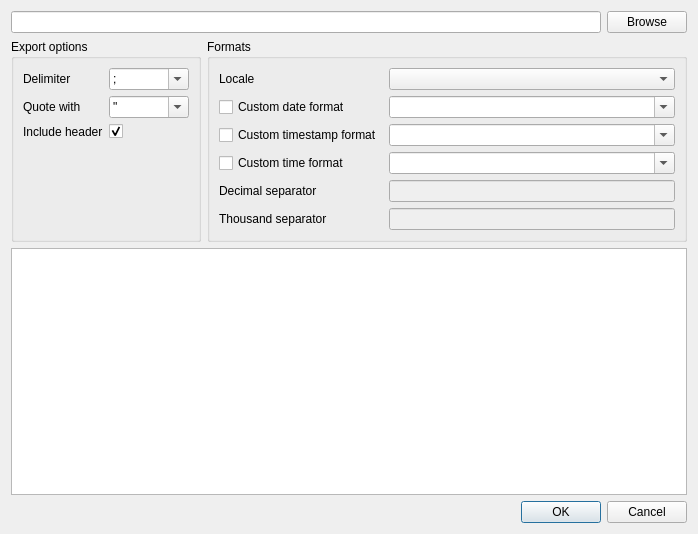
The window that ui/ExportQueryDialog.ui (mispp/goat) describes before a commit, drawn with Qt 5.
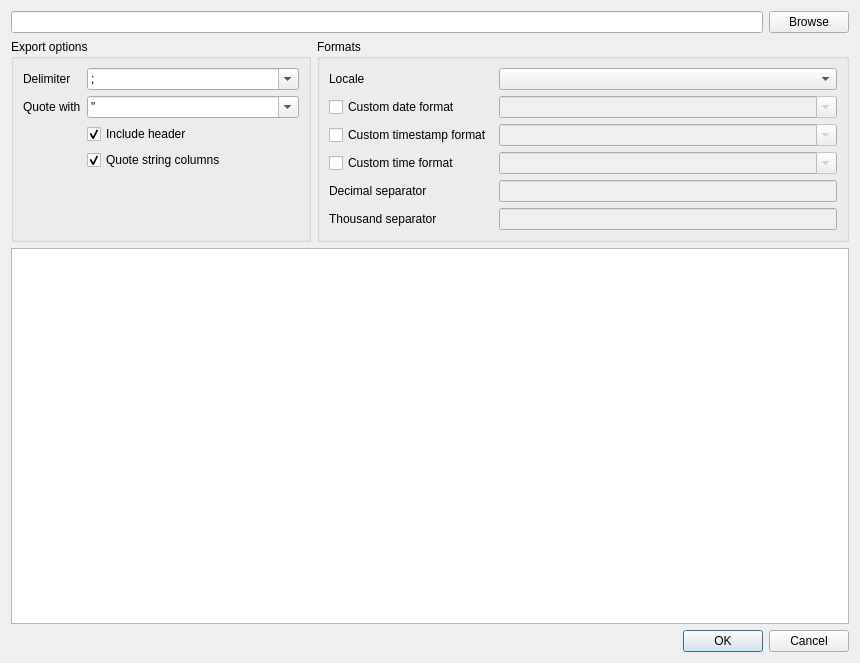
The same window after the commit.

Commit message: make export to file and export dialog work with locale

The edit to the form file:
```diff
--- a/ui/ExportQueryDialog.ui
+++ b/ui/ExportQueryDialog.ui
@@ -6,8 +6,8 @@
    <rect>
     <x>0</x>
     <y>0</y>
-    <width>698</width>
-    <height>534</height>
+    <width>860</width>
+    <height>663</height>
    </rect>
   </property>
   <property name="windowTitle">
@@ -33,17 +33,23 @@
      <item>
       <widget class="QGroupBox" name="groupBox">
        <property name="sizePolicy">
-        <sizepolicy hsizetype="Maximum" vsizetype="Preferred">
+        <sizepolicy hsizetype="Preferred" vsizetype="Preferred">
          <horstretch>0</horstretch>
          <verstretch>0</verstretch>
         </sizepolicy>
        </property>
        <property name="minimumSize">
         <size>
-         <width>0</width>
+         <width>300</width>
          <height>0</height>
         </size>
        </property>
+       <property name="maximumSize">
+        <size>
+         <width>400</width>
+         <height>16777215</height>
+        </size>
+       </property>
        <property name="title">
         <string>Export options</string>
        </property>
@@ -119,17 +125,20 @@
           </item>
          </widget>
         </item>
-        <item row="3" column="0">
-         <widget class="QLabel" name="label_3">
-          <property name="text">
-           <string>Include header</string>
-          </property>
-         </widget>
-        </item>
         <item row="3" column="1">
          <widget class="QCheckBox" name="checkbox_includeHeader">
           <property name="text">
-           <string/>
+           <string>Include header</string>
+          </property>
+          <property name="checked">
+           <bool>true</bool>
+          </property>
+         </widget>
+        </item>
+        <item row="4" column="1">
+         <widget class="QCheckBox" name="checkbox_quoteStringColumns">
+          <property name="text">
+           <string>Quote string columns</string>
           </property>
           <property name="checked">
            <bool>true</bool>
@@ -154,26 +163,11 @@
         <item row="4" column="3">
          <widget class="QComboBox" name="combobox_timeFormat">
           <property name="enabled">
-           <bool>true</bool>
+           <bool>false</bool>
           </property>
           <property name="editable">
            <bool>true</bool>
           </property>
-          <item>
-           <property name="text">
-            <string/>
-           </property>
-          </item>
-          <item>
-           <property name="text">
-            <string>HH:mm</string>
-           </property>
-          </item>
-          <item>
-           <property name="text">
-            <string>HH:mm:ss</string>
-           </property>
-          </item>
          </widget>
         </item>
         <item row="0" column="1">
@@ -189,46 +183,21 @@
         <item row="2" column="3">
          <widget class="QComboBox" name="combobox_dateFormat">
           <property name="enabled">
-           <bool>true</bool>
+           <bool>false</bool>
           </property>
           <property name="editable">
            <bool>true</bool>
           </property>
-          <item>
-           <property name="text">
-            <string/>
-           </property>
-          </item>
-          <item>
-           <property name="text">
-            <string>yyyy-MM-dd</string>
-           </property>
-          </item>
          </widget>
         </item>
         <item row="3" column="3">
          <widget class="QComboBox" name="combobox_timestampFormat">
           <property name="enabled">
-           <bool>true</bool>
+           <bool>false</bool>
           </property>
           <property name="editable">
            <bool>true</bool>
           </property>
-          <item>
-           <property name="text">
-            <string/>
-           </property>
-          </item>
-          <item>
-           <property name="text">
-            <string>yyyy-MM-dd HH:mm:ss</string>
-           </property>
-          </item>
-          <item>
-           <property name="text">
-            <string>yyyy-MM-ddTHH:mm:ss</string>
-           </property>
-          </item>
          </widget>
         </item>
         <item row="5" column="3">
```
The commit also changes 5 other files.
